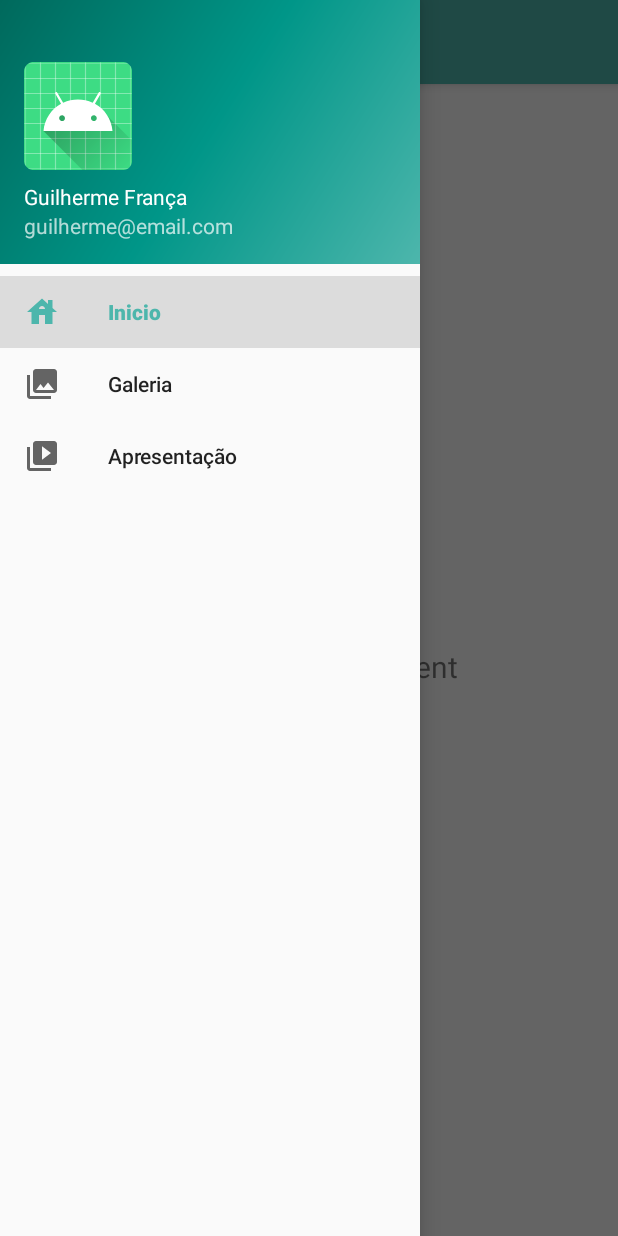
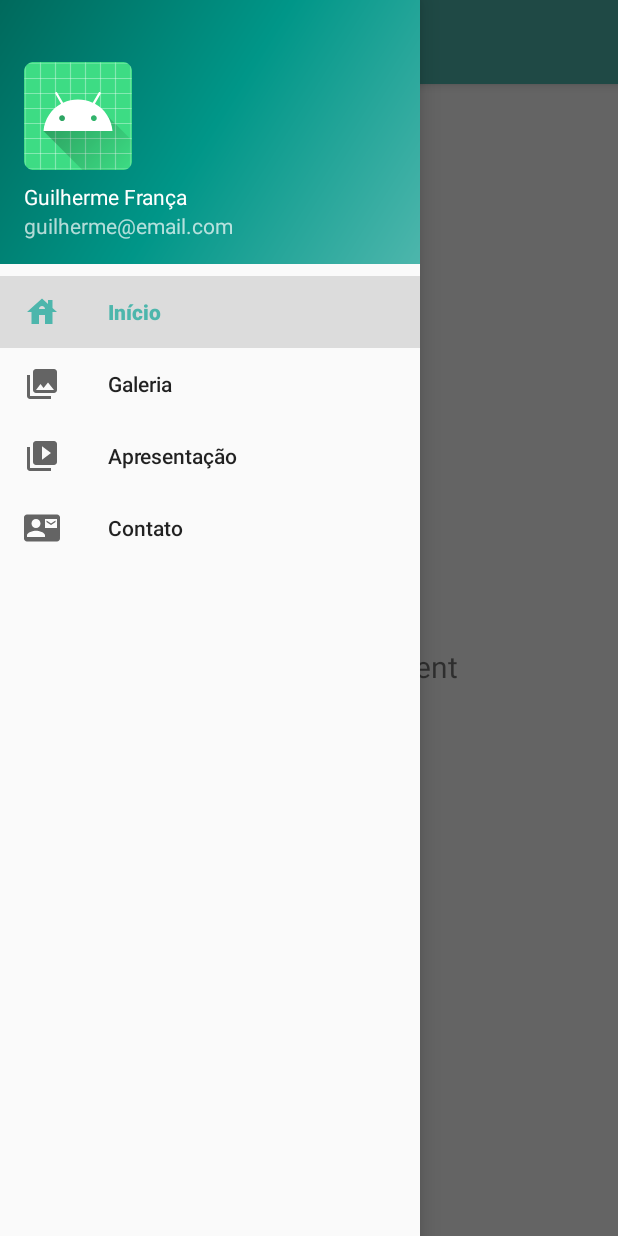
Before and after one commit to GuilhermeFdSilva/JME-Treinamentos, an Android app: the screen it shows after launch (MainActivity), with the side drawer open, on a phone screen of 412 x 824 dp. Run offline under Robolectric (Android 15) with nearby library versions, the phone set to English and light mode, and no system bars; our stand-ins replace navigation-ui.

Commit message:
Navigation Drawer

```diff
--- a/NavigationDrawer/app/src/main/java/com/guilherme/navigationdrawer/MainActivity.java
+++ b/NavigationDrawer/app/src/main/java/com/guilherme/navigationdrawer/MainActivity.java
@@ -37,7 +37,7 @@ public class MainActivity extends AppCompatActivity {
 
         // Define configurações do NavigationDrawer
         mAppBarConfiguration = new AppBarConfiguration.Builder(
-                R.id.nav_home, R.id.nav_gallery, R.id.nav_slideshow)
+                R.id.nav_home, R.id.nav_gallery, R.id.nav_slideshow, R.id.nav_contato)
                 .setOpenableLayout(drawer)
                 .build();
 
--- /dev/null
+++ b/NavigationDrawer/app/src/main/res/drawable/ic_menu_mail.xml
@@ -0,0 +1,5 @@
+<vector android:height="24dp" android:tint="#000000"
+    android:viewportHeight="24" android:viewportWidth="24"
+    android:width="24dp" xmlns:android="http://schemas.android.com/apk/res/android">
+    <path android:fillColor="@android:color/white" android:pathData="M21,8L21,7l-3,2 -3,-2v1l3,2 3,-2zM22,3L2,3C0.9,3 0,3.9 0,5v14c0,1.1 0.9,2 2,2h20c1.1,0 1.99,-0.9 1.99,-2L24,5c0,-1.1 -0.9,-2 -2,-2zM8,6c1.66,0 3,1.34 3,3s-1.34,3 -3,3 -3,-1.34 -3,-3 1.34,-3 3,-3zM14,18L2,18v-1c0,-2 4,-3.1 6,-3.1s6,1.1 6,3.1v1zM22,12h-8L14,6h8v6z"/>
+</vector>
--- a/NavigationDrawer/app/src/main/res/layout/nav_header_main.xml
+++ b/NavigationDrawer/app/src/main/res/layout/nav_header_main.xml
@@ -24,12 +24,12 @@
         android:layout_width="match_parent"
         android:layout_height="wrap_content"
         android:paddingTop="@dimen/nav_header_vertical_spacing"
-        android:text="Guilherme França"
+        android:text="@string/user_name"
         android:textAppearance="@style/TextAppearance.AppCompat.Body1" />
 
     <TextView
         android:id="@+id/textView"
         android:layout_width="wrap_content"
         android:layout_height="wrap_content"
-        android:text="guilherme@email.com" />
+        android:text="@string/user_email" />
 </LinearLayout>
--- a/NavigationDrawer/app/src/main/res/menu/activity_main_drawer.xml
+++ b/NavigationDrawer/app/src/main/res/menu/activity_main_drawer.xml
@@ -6,15 +6,19 @@
     <group android:checkableBehavior="single">
         <item
             android:id="@+id/nav_home"
-            android:icon="@drawable/ic_menu_home_24"
-            android:title="Inicio" />
+            android:icon="@drawable/ic_menu_home"
+            android:title="@string/menu_home" />
         <item
             android:id="@+id/nav_gallery"
             android:icon="@drawable/ic_menu_gallery"
-            android:title="Galeria" />
+            android:title="@string/menu_gallery" />
         <item
             android:id="@+id/nav_slideshow"
             android:icon="@drawable/ic_menu_slideshow"
-            android:title="Apresentação" />
+            android:title="@string/menu_slideshow" />
+        <item
+            android:id="@+id/nav_contato"
+            android:icon="@drawable/ic_menu_mail"
+            android:title="@string/menu_email" />
     </group>
 </menu>
--- a/NavigationDrawer/app/src/main/res/values/strings.xml
+++ b/NavigationDrawer/app/src/main/res/values/strings.xml
@@ -3,4 +3,14 @@
     <string name="navigation_drawer_open">Open navigation drawer</string>
     <string name="navigation_drawer_close">Close navigation drawer</string>
     <string name="nav_header_desc">Navigation header</string>
+
+    <string name="menu_home">Início</string>
+    <string name="menu_gallery">Galeria</string>
+    <string name="menu_slideshow">Apresentação</string>
+    <string name="menu_email">Contato</string>
+
+    <string name="user_name">Guilherme França</string>
+    <string name="user_email">guilherme@email.com</string>
+    <!-- TODO: Remove or change this placeholder text -->
+    <string name="hello_blank_fragment">Hello blank fragment</string>
 </resources>
```
Also changed, not shown: NavigationDrawer/app/src/main/java/com/guilherme/navigationdrawer/ui/contato/ContatoFragment.java (added, +33 -0 lines), NavigationDrawer/app/src/main/java/com/guilherme/navigationdrawer/ui/contato/ContatoViewModel.java (added, +19 -0 lines), NavigationDrawer/app/src/main/res/drawable/ic_menu_camera.xml (deleted, +0 -12 lines), NavigationDrawer/app/src/main/res/layout/fragment_contato.xml (added, +23 -0 lines), NavigationDrawer/app/src/main/res/navigation/mobile_navigation.xml (+9 -3 lines), NavigationDrawer/app/src/main/res/drawable/ic_menu_home.xml (renamed from NavigationDrawer/app/src/main/res/drawable/ic_menu_home_24.xml).
